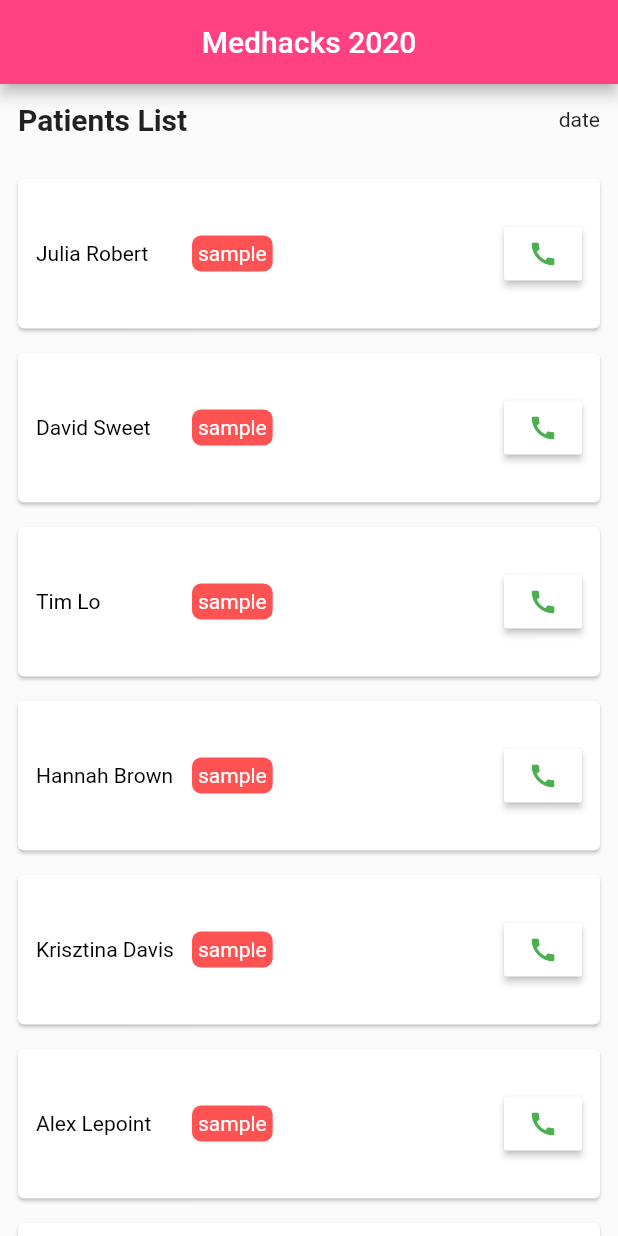
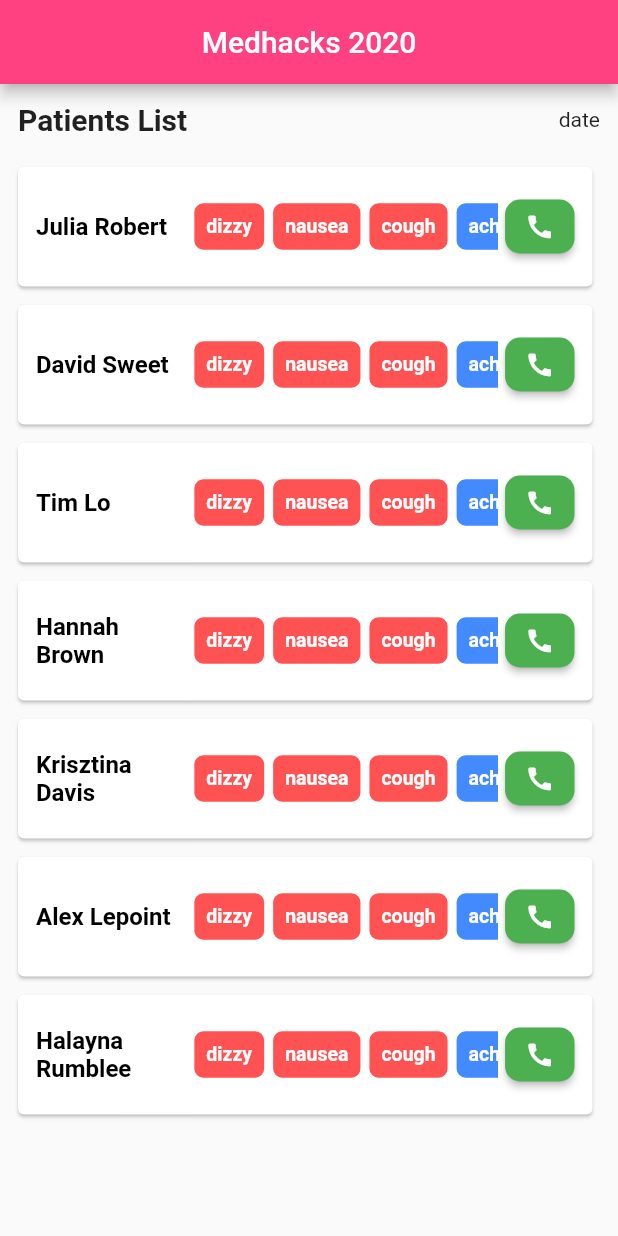
Before and after one commit to seungyonkim/JHMedHacks_McGill, a Flutter app: the screen it shows after launch, on a phone screen of 412 x 824 dp. Run offline on Flutter 3.47's test engine with Material 2 defaults, Android fonts, the phone set to English and light mode, and no system bars.

Commit message:
UI complete for patient list page

```diff
--- /dev/null
+++ b/lib/call_patient.dart
@@ -0,0 +1,24 @@
+import 'package:flutter/material.dart';
+
+class CallPatient extends StatelessWidget {
+  @override
+  Widget build(BuildContext context) {
+    return Container(
+      margin: EdgeInsets.fromLTRB(5, 0, 0, 0),
+      child: RaisedButton(
+        onPressed: () {},
+        shape: RoundedRectangleBorder(
+          borderRadius: BorderRadius.circular(10),
+        ),
+        padding: EdgeInsets.all(0),
+        color: Colors.green,
+        child: Icon(
+          Icons.call,
+          color: Colors.white,
+          size: 20,
+          // textDirection: ,
+        ),
+      ),
+    );
+  }
+}
--- a/lib/home.dart
+++ b/lib/home.dart
@@ -21,7 +21,7 @@ class _HomeState extends State<Home> {
             mainAxisAlignment: MainAxisAlignment.spaceBetween,
             children: [
               Padding(
-                padding: const EdgeInsets.all(12.0),
+                padding: const EdgeInsets.fromLTRB(12, 12, 12, 20),
                 child: Text(
                   "Patients List",
                   style: TextStyle(
@@ -31,7 +31,7 @@ class _HomeState extends State<Home> {
                 ),
               ),
               Padding(
-                padding: const EdgeInsets.all(12.0),
+                padding: const EdgeInsets.fromLTRB(12, 12, 12, 20),
                 child: Text(
                     "date"
                 ),
--- a/lib/patient_card.dart
+++ b/lib/patient_card.dart
@@ -1,4 +1,6 @@
 import 'package:flutter/material.dart';
+import "word_list.dart";
+import "call_patient.dart";
 
 class PatientCard extends StatelessWidget {
 
@@ -9,9 +11,9 @@ class PatientCard extends StatelessWidget {
   @override
   Widget build(BuildContext context) {
     return Card(
-      margin: EdgeInsets.fromLTRB(12, 16, 12, 0),
+      margin: EdgeInsets.fromLTRB(12, 0, 12, 12),
       child: Padding(
-        padding: const EdgeInsets.fromLTRB(12, 26, 12, 26),
+        padding: const EdgeInsets.fromLTRB(12, 16, 12, 16),
         child: Row(
           children: [
             Expanded(
@@ -21,45 +23,20 @@ class PatientCard extends StatelessWidget {
                 child: Text(
                   name,
                   style: TextStyle(
-                    fontSize: 14,
+                    fontSize: 16,
                     color: Colors.black,
+                    fontWeight: FontWeight.bold,
                   ),
                 ),
               ),
             ),
             Expanded(
               flex: 4,
-              child: Row(
-                children: [
-                  Container(
-                    padding: EdgeInsets.all(4),
-                    decoration: BoxDecoration(
-                      borderRadius: BorderRadius.circular(6),
-                      color: Colors.redAccent,
-                    ),
-                    child: Text(
-                      "sample",
-                      style: TextStyle(
-                        color: Colors.white,
-                      ),
-                    )
-                  ),
-                ]
-              ),
+              child: WordList(),
             ),
             Expanded(
               flex: 1,
-              child: Container(
-                child: RaisedButton(
-                  onPressed: () {},
-                  color: Colors.white,
-                  child: Icon(
-                    Icons.call,
-                    color: Colors.green,
-                    size: 20,
-                  ),
-                ),
-              ),
+              child: CallPatient(),
             ),
           ],
         ),
@@ -67,23 +44,3 @@ class PatientCard extends StatelessWidget {
     );
   }
 }
-
-//             Text(
-//               kart.type,
-//               style: TextStyle(
-//                 fontSize: 14,
-//                 color: Colors.grey[800],
-//               ),
-//             ),
-//             SizedBox(height: 8),
-//             RaisedButton.icon(
-//               onPressed: delete,
-//               label: Text("delete this kart"),
-//               icon: Icon(Icons.delete),
-//             ),
-//           ],
-//         ),
-//       ),
-//     );
-//   }
-// }
--- a/lib/patient_list.dart
+++ b/lib/patient_list.dart
@@ -20,10 +20,13 @@ class _PatientListState extends State<PatientList> {
 
   @override
   Widget build(BuildContext context) {
-    return Column(
-      children: patients.map((patient) => PatientCard(
-        name: patient,
-      )).toList(),
+    return Container(
+        margin: EdgeInsets.fromLTRB(0, 0, 5, 0),
+        child: Column(
+          children: patients.map((patient) => PatientCard(
+            name: patient,
+          )).toList(),
+        ),
     );
   }
 }
--- /dev/null
+++ b/lib/word.dart
@@ -0,0 +1,6 @@
+class Word {
+  String vocab;
+  bool isUrgent;
+
+  Word({ this.vocab, this.isUrgent });
+}
--- /dev/null
+++ b/lib/word_card.dart
@@ -0,0 +1,30 @@
+import 'package:flutter/material.dart';
+import 'word.dart';
+
+class WordCard extends StatelessWidget {
+
+  final Word word;
+
+  WordCard({ this.word });
+
+  @override
+  Widget build(BuildContext context) {
+    return Container(
+        padding: EdgeInsets.all(8),
+        margin: EdgeInsets.fromLTRB(3, 0, 3, 0),
+        decoration: BoxDecoration(
+          borderRadius: BorderRadius.circular(6),
+          // color: Colors.redAccent,
+          color: word.isUrgent ? Colors.redAccent : Colors.blueAccent,
+        ),
+        child: Text(
+          word.vocab,
+          style: TextStyle(
+            color: Colors.white,
+            fontSize: 13,
+            fontWeight: FontWeight.bold,
+          ),
+        )
+    );
+  }
+}
--- a/lib/word_list.dart
+++ b/lib/word_list.dart
@@ -1,4 +1,6 @@
 import 'package:flutter/material.dart';
+import 'word_card.dart';
+import "word.dart";
 
 class WordList extends StatefulWidget {
   @override
@@ -7,10 +9,24 @@ class WordList extends StatefulWidget {
 
 class _WordListState extends State<WordList> {
 
-
+  List<Word> words = [
+    Word(vocab: "dizzy", isUrgent: true),
+    Word(vocab: "nausea", isUrgent: true),
+    Word(vocab: "cough", isUrgent: true),
+    Word(vocab: "ache", isUrgent: false),
+    Word(vocab: "drowsy", isUrgent: false),
+  ];
 
   @override
   Widget build(BuildContext context) {
-    return Container();
+    return SingleChildScrollView(
+      scrollDirection: Axis.horizontal,
+      child: Row(
+        children: words.map((w) => WordCard(word: w)).toList(),
+      ),
+    );
+    // return Row(
+    //     children: words.map((word) => WordCard( word: word )).toList(),
+    // );
   }
 }
```
Also changed, not shown: lib/kart.dart (deleted, +0 -8 lines), lib/kart_card.dart (deleted, +0 -47 lines), lib/kart_list.dart (deleted, +0 -54 lines), lib/kart_profile.dart (deleted, +0 -29 lines).
